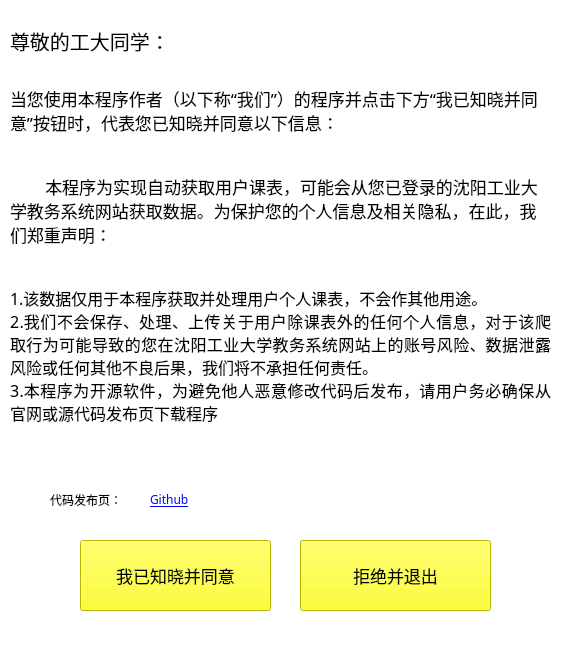
xiefujiang/class_reminder, file declare.ui: the form before one commit.
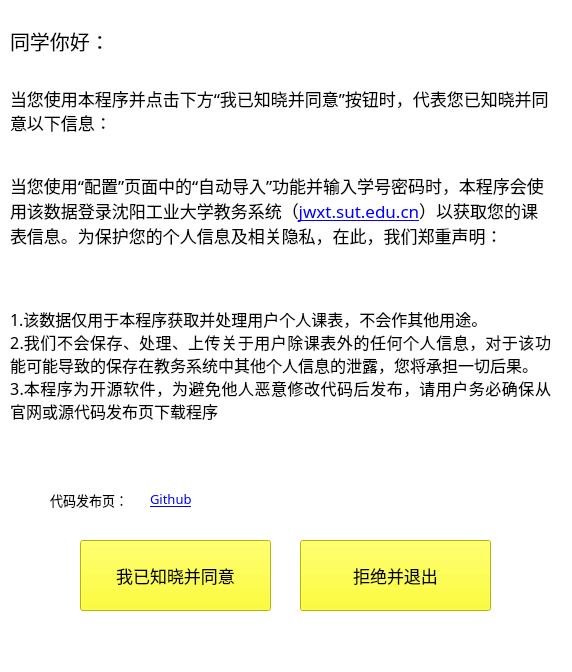
The form after the commit.

```diff
--- a/declare.ui
+++ b/declare.ui
@@ -87,7 +87,7 @@
     </font>
    </property>
    <property name="text">
-    <string>尊敬的工大同学：</string>
+    <string>同学你好：</string>
    </property>
   </widget>
   <widget class="QLabel" name="label_2">
@@ -106,7 +106,7 @@
     </font>
    </property>
    <property name="text">
-    <string>当您使用本程序作者（以下称“我们”）的程序并点击下方“我已知晓并同意”按钮时，代表您已知晓并同意以下信息：</string>
+    <string>当您使用本程序并点击下方“我已知晓并同意”按钮时，代表您已知晓并同意以下信息：</string>
    </property>
    <property name="wordWrap">
     <bool>true</bool>
@@ -128,7 +128,7 @@
     </font>
    </property>
    <property name="text">
-    <string>        本程序为实现自动获取用户课表，可能会从您已登录的沈阳工业大学教务系统网站获取数据。为保护您的个人信息及相关隐私，在此，我们郑重声明：</string>
+    <string>        当您使用“配置”页面中的“自动导入”功能并输入学号密码时，本程序会使用该数据登录沈阳工业大学教务系统（&lt;a href=&quot;http://jwxt.sut.edu.cn&quot;&gt;jwxt.sut.edu.cn&lt;/a&gt;）以获取您的课表信息。为保护您的个人信息及相关隐私，在此，我们郑重声明：</string>
    </property>
    <property name="wordWrap">
     <bool>true</bool>
@@ -138,7 +138,7 @@
    <property name="geometry">
     <rect>
      <x>10</x>
-     <y>250</y>
+     <y>260</y>
      <width>541</width>
      <height>211</height>
     </rect>
@@ -150,7 +150,7 @@
     </font>
    </property>
    <property name="text">
-    <string>&lt;html&gt;&lt;head/&gt;&lt;body&gt;&lt;p align=&quot;justify&quot;&gt;1.该数据仅用于本程序获取并处理用户个人课表，不会作其他用途。&lt;br/&gt;2.我们不会保存、处理、上传关于用户除课表外的任何个人信息，对于该爬取行为可能导致的您在沈阳工业大学教务系统网站上的账号风险、数据泄露风险或任何其他不良后果，我们将不承担任何责任。&lt;br/&gt;3.本程序为开源软件，为避免他人恶意修改代码后发布，请用户务必确保从官网或源代码发布页下载程序&lt;/p&gt;&lt;/body&gt;&lt;/html&gt;</string>
+    <string>&lt;html&gt;&lt;head/&gt;&lt;body&gt;&lt;p align=&quot;justify&quot;&gt;1.该数据仅用于本程序获取并处理用户个人课表，不会作其他用途。&lt;br/&gt;2.我们不会保存、处理、上传关于用户除课表外的任何个人信息，对于该功能可能导致的保存在教务系统中其他个人信息的泄露，您将承担一切后果。&lt;br/&gt;3.本程序为开源软件，为避免他人恶意修改代码后发布，请用户务必确保从官网或源代码发布页下载程序&lt;/p&gt;&lt;/body&gt;&lt;/html&gt;</string>
    </property>
    <property name="wordWrap">
     <bool>true</bool>
@@ -168,7 +168,7 @@
    <property name="font">
     <font>
      <family>MaoKenTangYuan (beta)</family>
-     <pointsize>9</pointsize>
+     <pointsize>10</pointsize>
     </font>
    </property>
    <property name="text">
@@ -187,13 +187,14 @@
    <property name="font">
     <font>
      <family>MaoKenTangYuan (beta)</family>
+     <pointsize>10</pointsize>
     </font>
    </property>
    <property name="styleSheet">
-    <string notr="true">color: rgb(0, 85, 255);</string>
+    <string notr="true">color: rgb(0, 170, 255);</string>
    </property>
    <property name="text">
-    <string>&lt;a href=&quot;https://github.com&quot;&gt;Github&lt;/a&gt;</string>
+    <string>&lt;a href=&quot;https://github.com/xiefujiang/class_reminder&quot;&gt;Github&lt;/a&gt;</string>
    </property>
    <property name="openExternalLinks">
     <bool>true</bool>
```
Left out of the diff: 3 changed lines with no effect on the pictures.
